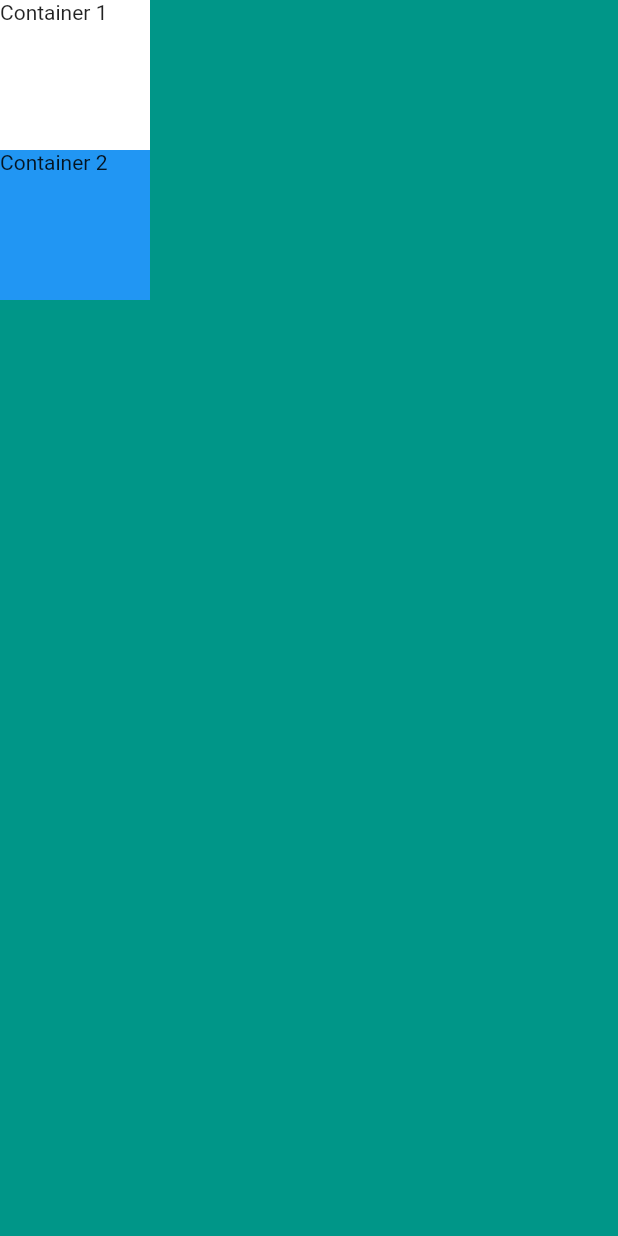
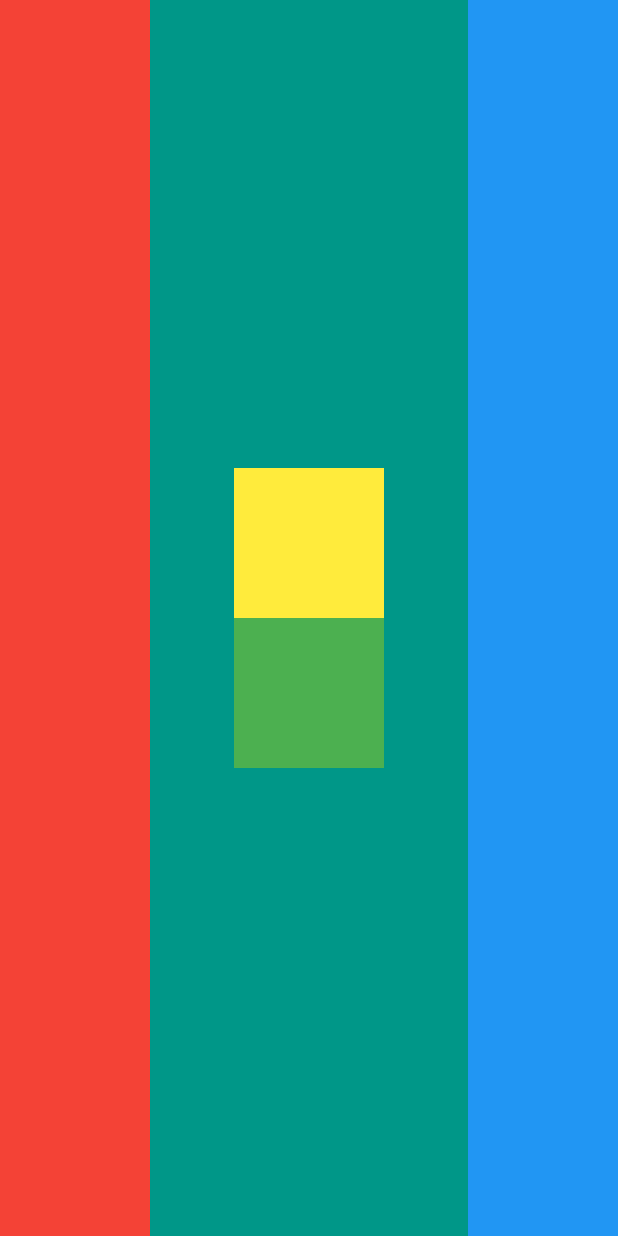
Before and after one commit to md-bd/flutter-projects, a Flutter app: the screen it shows after launch, on a phone screen of 412 x 824 dp. Run offline on Flutter 3.47's test engine with Material 2 defaults, Android fonts, the phone set to English and light mode, and no system bars.

Commit message:
layout challenge done

```diff
--- a/CourseApplications/mi_card_flutter/lib/main.dart
+++ b/CourseApplications/mi_card_flutter/lib/main.dart
@@ -16,19 +16,36 @@ class MyApp extends StatelessWidget {
       home: Scaffold(
         backgroundColor: Colors.teal,
         body: SafeArea(
-          child: Column(
+          child: Row(
+            mainAxisAlignment: MainAxisAlignment.spaceBetween,
             children: [
               Container(
-                height: 100,
                 width: 100,
-                color: Colors.white,
-                child: Text('Container 1'),
+                color: Colors.red,
+                // child: Text('Container 1'),
               ),
               Container(
-                height: 100,
+                // color: Colors.blue,
+                child: Column(
+                  mainAxisAlignment: MainAxisAlignment.center,
+                  children: [
+                    Container(
+                      width: 100,
+                      height: 100,
+                      color: Colors.yellow,
+                    ),
+                    Container(
+                      width: 100,
+                      height: 100,
+                      color: Colors.green,
+                    ),
+                  ],
+                ),
+              ),
+              Container(
                 width: 100,
                 color: Colors.blue,
-                child: Text('Container 2'),
+                // child: Text('Container 3'),
               ),
             ],
           ),
```
